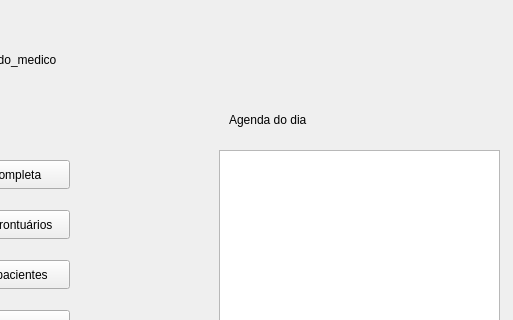
Qt form DrWell/telainicialmedico.ui (danzagroba/Dr.Well) before a commit; both pictures show x 131 to 644 and y 0 to 320 of the 644 by 476 pixel window.
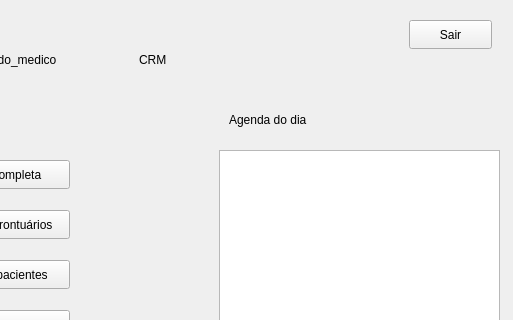
The same form after that commit.

Commit message: Ui das telas iniciais

Patch:
```diff
--- a/DrWell/telainicialmedico.ui
+++ b/DrWell/telainicialmedico.ui
@@ -114,6 +114,32 @@
     <string>Histórico médico</string>
    </property>
   </widget>
+  <widget class="QLabel" name="label_4">
+   <property name="geometry">
+    <rect>
+     <x>270</x>
+     <y>50</y>
+     <width>63</width>
+     <height>20</height>
+    </rect>
+   </property>
+   <property name="text">
+    <string>CRM</string>
+   </property>
+  </widget>
+  <widget class="QPushButton" name="pushButton_5">
+   <property name="geometry">
+    <rect>
+     <x>540</x>
+     <y>20</y>
+     <width>83</width>
+     <height>29</height>
+    </rect>
+   </property>
+   <property name="text">
+    <string>Sair</string>
+   </property>
+  </widget>
  </widget>
  <resources/>
  <connections/>
```
The commit also changes 5 other files.
